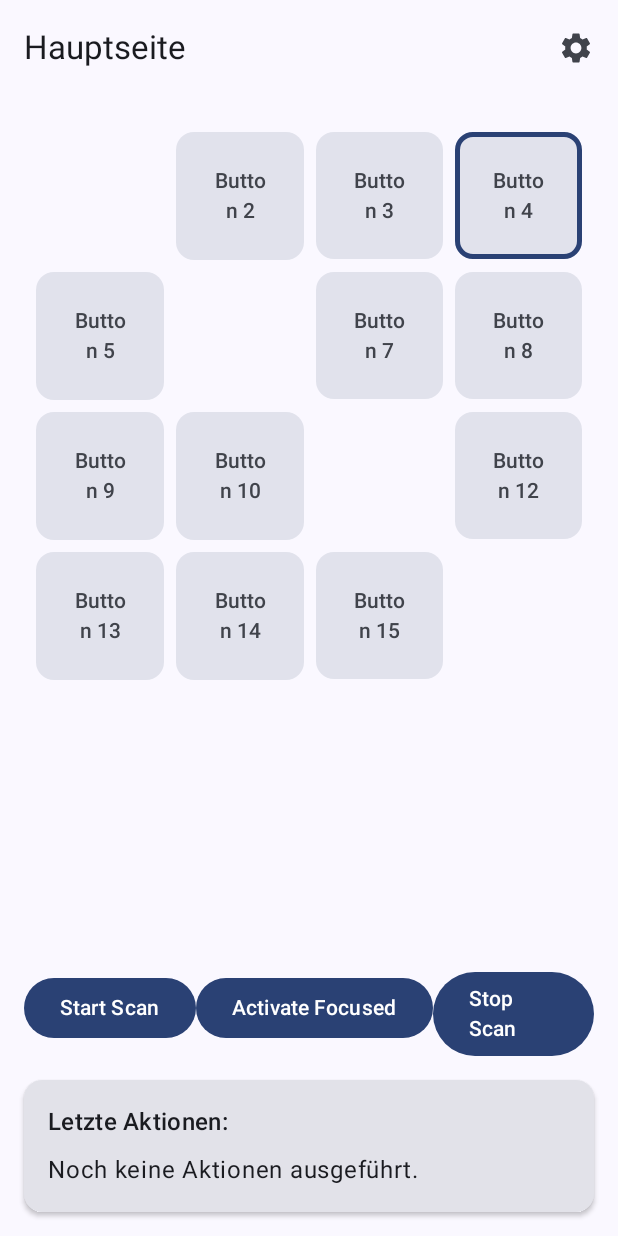
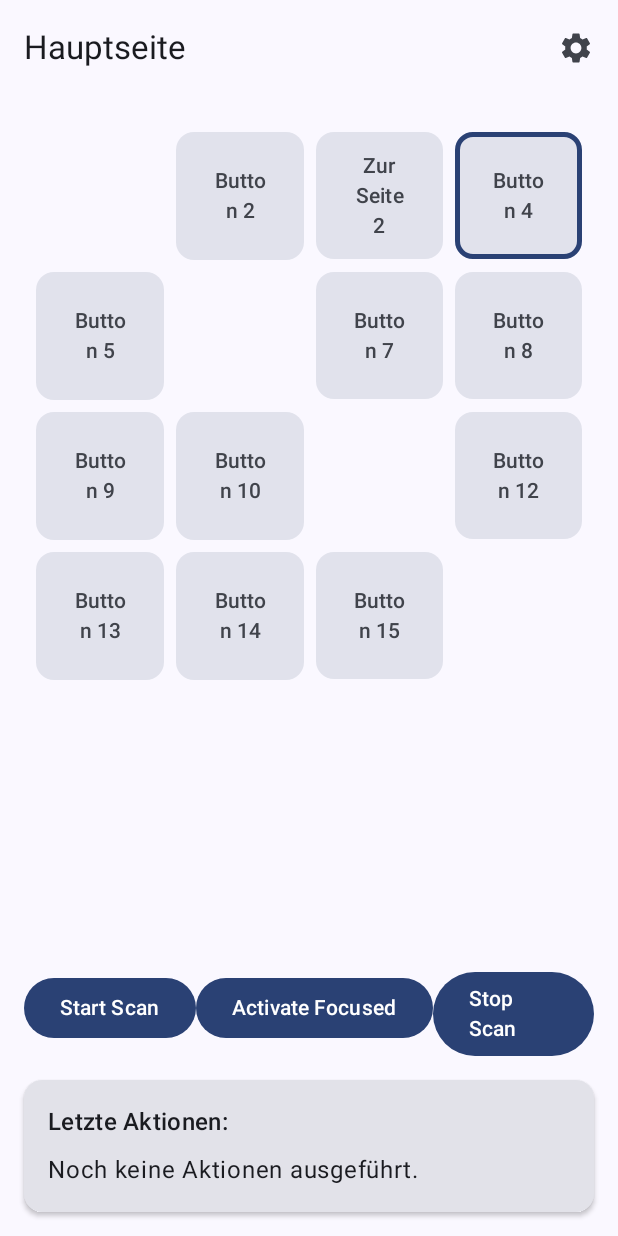
Before and after one commit to Jck44/AutoScanTalk, an Android app built with Jetpack Compose: the screen it shows after launch (MainActivity), on a phone screen of 412 x 824 dp. Run offline under Robolectric (Android 15) with nearby library versions, the light colour scheme and no system bars.

Commit message:
Implement page navigation support in MainActivity
This commit updates `MainActivity` to demonstrate and test the new navigation functionality by creating a multi-page structure.

Key changes:
- Created a second `Page` instance (`page2`) containing actions to speak text and a button to navigate back to the main page.
- Updated the main `Page` (`page1`) to include a `NavigateToPageButtonAction` targeting the second page.
- Updated `PageViewModelFactory` initialization to pass a map containing both pages.
- Configured the application to load `page1` as the initial startup page.

```diff
--- a/app/src/main/java/com/example/gostalk/MainActivity.kt
+++ b/app/src/main/java/com/example/gostalk/MainActivity.kt
@@ -23,6 +23,7 @@ import com.example.gostalk.ui.SettingsScreen
 import com.example.gostalk.ui.SettingsViewModel
 import com.example.gostalk.ui.SettingsViewModelFactory
 import com.example.gostalk.ui.theme.GoSTalkTheme
+import com.example.gostalk.model.NavigateToPageButtonAction
 
 class MainActivity : ComponentActivity() {
 
@@ -33,33 +34,76 @@ class MainActivity : ComponentActivity() {
 
         settingsRepository = SettingsRepository(applicationContext)
 
+        // Zweite Seite erstellen
+        val secondPage = Page(
+            id = "page2",
+            name = "Zweite Seite",
+            columns = 2,
+            rows = 2,
+            buttonConfigs = listOf(
+                ButtonConfig(
+                    id = "p2_btn0",
+                    label = "Aktion 1",
+                    buttonAction = SpeakTextButtonAction("Zweite Seite Aktion 1"),
+                    auditoryCue = AuditoryCue.TextToSpeechCue("Hinweis Aktion 1")
+                ),
+                ButtonConfig(
+                    id = "p2_btn1",
+                    label = "Aktion 2",
+                    buttonAction = SpeakTextButtonAction("Zweite Seite Aktion 2"),
+                    auditoryCue = AuditoryCue.TextToSpeechCue("Hinweis Aktion 2")
+                ),
+                ButtonConfig(
+                    id = "p2_btn2",
+                    label = "Aktion 3",
+                    buttonAction = SpeakTextButtonAction("Zweite Seite Aktion 3"),
+                    auditoryCue = AuditoryCue.TextToSpeechCue("Hinweis Aktion 3")
+                ),
+                ButtonConfig(
+                    id = "p2_btn3",
+                    label = "Zurück",
+                    buttonAction = NavigateToPageButtonAction(pageId = "page1", ttsFeedback = "Zurück zur Hauptseite"),
+                    auditoryCue = AuditoryCue.TextToSpeechCue("Zurück zur Hauptseite navigieren")
+                )
+            )
+        )
+
+        // Hauptseite erstellen
+        val samplePage = Page(
+            id = "page1",
+            name = "Hauptseite",
+            columns = 4,
+            rows = 4,
+            buttonConfigs = List(16) { index ->
+                when {
+                    index % 5 == 0 -> null // Jeden 5. Button leer lassen für Testzwecke
+                    index == 2 -> ButtonConfig( // 3. Button (Index 2) als Navigation zur zweiten Seite
+                        id = "btn_nav_page2",
+                        label = "Zur Seite 2",
+                        buttonAction = NavigateToPageButtonAction(pageId = "page2", ttsFeedback = "Zur zweiten Seite"),
+                        auditoryCue = AuditoryCue.TextToSpeechCue("Zur zweiten Seite navigieren")
+                    )
+                    else -> ButtonConfig(
+                        id = "btn$index",
+                        label = "Button ${index + 1}",
+                        buttonAction = SpeakTextButtonAction("Aktion für Button ${index + 1}"),
+                        auditoryCue = AuditoryCue.TextToSpeechCue("Hinweis Button ${index + 1}")
+                    )
+                }
+            }
+        )
+
         // ViewModels manuell initialisieren, da wir Repository durchreichen
+        val pageMap = mapOf("page1" to samplePage, "page2" to secondPage)
         val pageViewModel: PageViewModel by viewModels {
-            PageViewModelFactory(application, emptyMap(), settingsRepository)
+            PageViewModelFactory(application, pageMap, settingsRepository)
         }
 
         val settingsViewModel: SettingsViewModel by viewModels {
             SettingsViewModelFactory(application, settingsRepository)
         }
 
-        // Beispielseite erstellen (kann später aus einer Datenquelle geladen werden)
-        val samplePage = Page(
-            id = "page1",
-            name = "Hauptseite",
-            columns = 4,
-            rows = 4, // Wird für LazyVerticalGrid nicht direkt verwendet, aber gut für die Logik
-            buttonConfigs = List(16) { index ->
-                if (index % 5 == 0) null // Jeden 5. Button leer lassen für Testzwecke
-                else ButtonConfig(
-                    id = "btn$index",
-                    label = "Button ${index + 1}",
-                    buttonAction = SpeakTextButtonAction("Aktion für Button ${index + 1}"),
-                    auditoryCue = AuditoryCue.TextToSpeechCue("Hinweis Button ${index + 1}")
-                )
-            }
-        )
-
-        // Die Seite in das ViewModel laden
+        // Die Startseite ins ViewModel laden
         pageViewModel.loadPage(samplePage)
 
         setContent {
```
